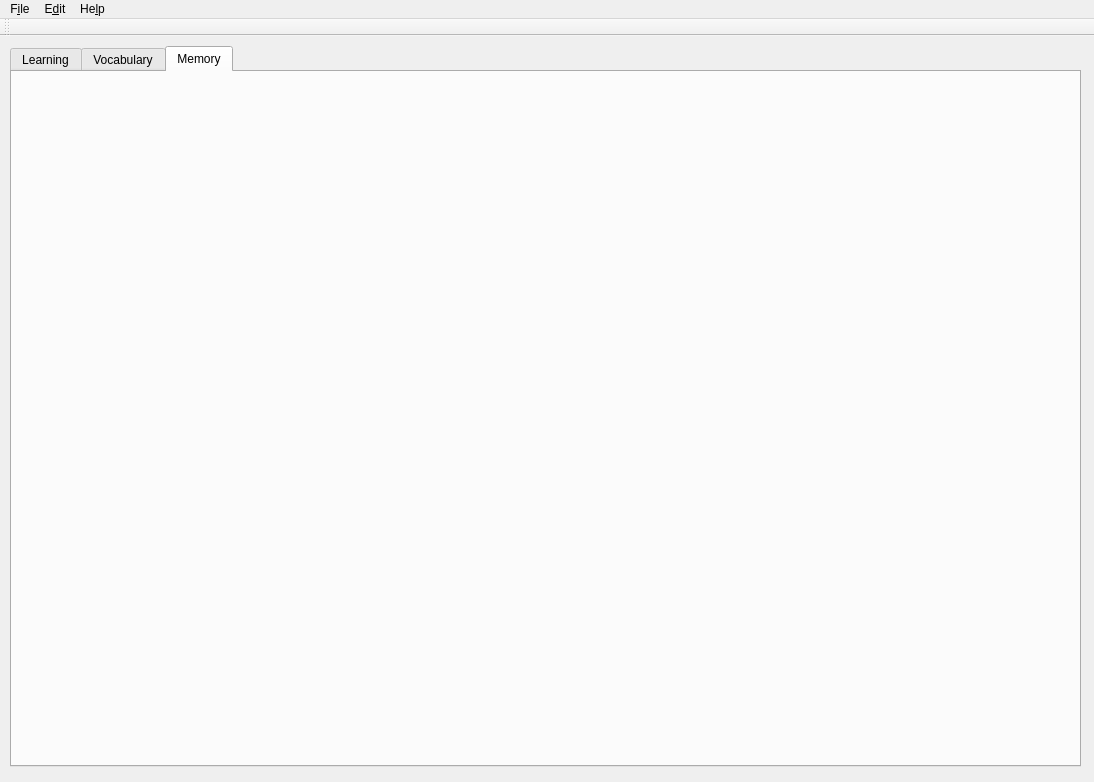
LarsThore/Vokabeltrainer, file ui_files/mainWindow.ui: the form before one commit.
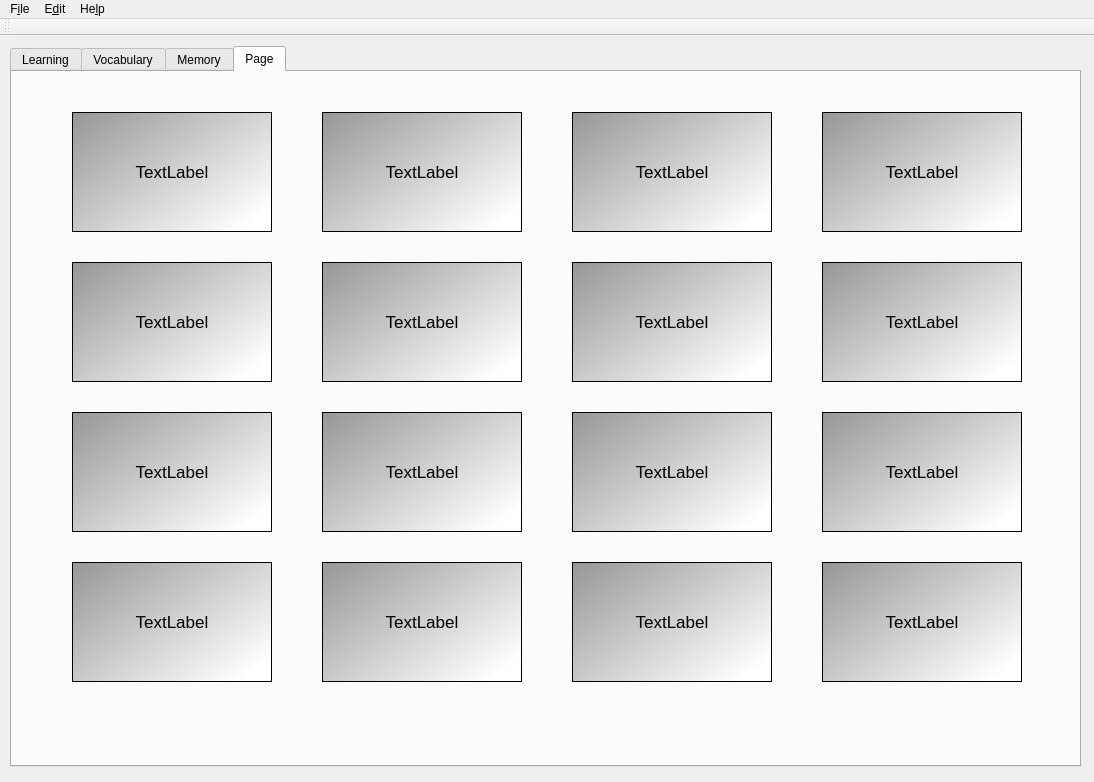
The form after the commit. The open tabs and pages were chosen to show the change.

Diff of the .ui file:
```diff
--- a/ui_files/mainWindow.ui
+++ b/ui_files/mainWindow.ui
@@ -485,6 +485,645 @@
      <attribute name="title">
       <string>Memory</string>
      </attribute>
+     <widget class="QWidget" name="memoWidget" native="true">
+      <property name="geometry">
+       <rect>
+        <x>10</x>
+        <y>10</y>
+        <width>1051</width>
+        <height>661</height>
+       </rect>
+      </property>
+     </widget>
+    </widget>
+    <widget class="QWidget" name="tab">
+     <attribute name="title">
+      <string>Page</string>
+     </attribute>
+     <widget class="QLabel" name="label">
+      <property name="geometry">
+       <rect>
+        <x>60</x>
+        <y>40</y>
+        <width>200</width>
+        <height>120</height>
+       </rect>
+      </property>
+      <property name="font">
+       <font>
+        <pointsize>13</pointsize>
+       </font>
+      </property>
+      <property name="cursor">
+       <cursorShape>OpenHandCursor</cursorShape>
+      </property>
+      <property name="acceptDrops">
+       <bool>true</bool>
+      </property>
+      <property name="autoFillBackground">
+       <bool>false</bool>
+      </property>
+      <property name="styleSheet">
+       <string notr="true">background-color: qlineargradient(spread:pad, x1:0, y1:0, x2:1, y2:0.8, stop:0 rgba(150, 150, 150, 255), stop:1 rgba(255, 255, 255, 255));</string>
+      </property>
+      <property name="frameShape">
+       <enum>QFrame::Box</enum>
+      </property>
+      <property name="text">
+       <string>TextLabel</string>
+      </property>
+      <property name="alignment">
+       <set>Qt::AlignCenter</set>
+      </property>
+      <property name="wordWrap">
+       <bool>true</bool>
+      </property>
+     </widget>
+     <widget class="QLabel" name="label_2">
+      <property name="geometry">
+       <rect>
+        <x>810</x>
+        <y>40</y>
+        <width>200</width>
+        <height>120</height>
+       </rect>
+      </property>
+      <property name="font">
+       <font>
+        <pointsize>13</pointsize>
+       </font>
+      </property>
+      <property name="cursor">
+       <cursorShape>OpenHandCursor</cursorShape>
+      </property>
+      <property name="acceptDrops">
+       <bool>true</bool>
+      </property>
+      <property name="autoFillBackground">
+       <bool>false</bool>
+      </property>
+      <property name="styleSheet">
+       <string notr="true">background-color: qlineargradient(spread:pad, x1:0, y1:0, x2:1, y2:0.8, stop:0 rgba(150, 150, 150, 255), stop:1 rgba(255, 255, 255, 255));</string>
+      </property>
+      <property name="frameShape">
+       <enum>QFrame::Box</enum>
+      </property>
+      <property name="text">
+       <string>TextLabel</string>
+      </property>
+      <property name="alignment">
+       <set>Qt::AlignCenter</set>
+      </property>
+      <property name="wordWrap">
+       <bool>true</bool>
+      </property>
+     </widget>
+     <widget class="QLabel" name="label_3">
+      <property name="geometry">
+       <rect>
+        <x>560</x>
+        <y>40</y>
+        <width>200</width>
+        <height>120</height>
+       </rect>
+      </property>
+      <property name="font">
+       <font>
+        <pointsize>13</pointsize>
+       </font>
+      </property>
+      <property name="cursor">
+       <cursorShape>OpenHandCursor</cursorShape>
+      </property>
+      <property name="acceptDrops">
+       <bool>true</bool>
+      </property>
+      <property name="autoFillBackground">
+       <bool>false</bool>
+      </property>
+      <property name="styleSheet">
+       <string notr="true">background-color: qlineargradient(spread:pad, x1:0, y1:0, x2:1, y2:0.8, stop:0 rgba(150, 150, 150, 255), stop:1 rgba(255, 255, 255, 255));</string>
+      </property>
+      <property name="frameShape">
+       <enum>QFrame::Box</enum>
+      </property>
+      <property name="text">
+       <string>TextLabel</string>
+      </property>
+      <property name="alignment">
+       <set>Qt::AlignCenter</set>
+      </property>
+      <property name="wordWrap">
+       <bool>true</bool>
+      </property>
+     </widget>
+     <widget class="QLabel" name="label_4">
+      <property name="geometry">
+       <rect>
+        <x>310</x>
+        <y>40</y>
+        <width>200</width>
+        <height>120</height>
+       </rect>
+      </property>
+      <property name="font">
+       <font>
+        <pointsize>13</pointsize>
+       </font>
+      </property>
+      <property name="cursor">
+       <cursorShape>OpenHandCursor</cursorShape>
+      </property>
+      <property name="acceptDrops">
+       <bool>true</bool>
+      </property>
+      <property name="autoFillBackground">
+       <bool>false</bool>
+      </property>
+      <property name="styleSheet">
+       <string notr="true">background-color: qlineargradient(spread:pad, x1:0, y1:0, x2:1, y2:0.8, stop:0 rgba(150, 150, 150, 255), stop:1 rgba(255, 255, 255, 255));</string>
+      </property>
+      <property name="frameShape">
+       <enum>QFrame::Box</enum>
+      </property>
+      <property name="text">
+       <string>TextLabel</string>
+      </property>
+      <property name="alignment">
+       <set>Qt::AlignCenter</set>
+      </property>
+      <property name="wordWrap">
+       <bool>true</bool>
+      </property>
+     </widget>
+     <widget class="QLabel" name="label_5">
+      <property name="geometry">
+       <rect>
+        <x>60</x>
+        <y>190</y>
+        <width>200</width>
+        <height>120</height>
+       </rect>
+      </property>
+      <property name="font">
+       <font>
+        <pointsize>13</pointsize>
+       </font>
+      </property>
+      <property name="cursor">
+       <cursorShape>OpenHandCursor</cursorShape>
+      </property>
+      <property name="acceptDrops">
+       <bool>true</bool>
+      </property>
+      <property name="autoFillBackground">
+       <bool>false</bool>
+      </property>
+      <property name="styleSheet">
+       <string notr="true">background-color: qlineargradient(spread:pad, x1:0, y1:0, x2:1, y2:0.8, stop:0 rgba(150, 150, 150, 255), stop:1 rgba(255, 255, 255, 255));</string>
+      </property>
+      <property name="frameShape">
+       <enum>QFrame::Box</enum>
+      </property>
+      <property name="text">
+       <string>TextLabel</string>
+      </property>
+      <property name="alignment">
+       <set>Qt::AlignCenter</set>
+      </property>
+      <property name="wordWrap">
+       <bool>true</bool>
+      </property>
+     </widget>
+     <widget class="QLabel" name="label_6">
+      <property name="geometry">
+       <rect>
+        <x>810</x>
+        <y>190</y>
+        <width>200</width>
+        <height>120</height>
+       </rect>
+      </property>
+      <property name="font">
+       <font>
+        <pointsize>13</pointsize>
+       </font>
+      </property>
+      <property name="cursor">
+       <cursorShape>OpenHandCursor</cursorShape>
+      </property>
+      <property name="acceptDrops">
+       <bool>true</bool>
+      </property>
+      <property name="autoFillBackground">
+       <bool>false</bool>
+      </property>
+      <property name="styleSheet">
+       <string notr="true">background-color: qlineargradient(spread:pad, x1:0, y1:0, x2:1, y2:0.8, stop:0 rgba(150, 150, 150, 255), stop:1 rgba(255, 255, 255, 255));</string>
+      </property>
+      <property name="frameShape">
+       <enum>QFrame::Box</enum>
+      </property>
+      <property name="text">
+       <string>TextLabel</string>
+      </property>
+      <property name="alignment">
+       <set>Qt::AlignCenter</set>
+      </property>
+      <property name="wordWrap">
+       <bool>true</bool>
+      </property>
+     </widget>
+     <widget class="QLabel" name="label_7">
+      <property name="geometry">
+       <rect>
+        <x>560</x>
+        <y>190</y>
+        <width>200</width>
+        <height>120</height>
+       </rect>
+      </property>
+      <property name="font">
+       <font>
+        <pointsize>13</pointsize>
+       </font>
+      </property>
+      <property name="cursor">
+       <cursorShape>OpenHandCursor</cursorShape>
+      </property>
+      <property name="acceptDrops">
+       <bool>true</bool>
+      </property>
+      <property name="autoFillBackground">
+       <bool>false</bool>
+      </property>
+      <property name="styleSheet">
+       <string notr="true">background-color: qlineargradient(spread:pad, x1:0, y1:0, x2:1, y2:0.8, stop:0 rgba(150, 150, 150, 255), stop:1 rgba(255, 255, 255, 255));</string>
+      </property>
+      <property name="frameShape">
+       <enum>QFrame::Box</enum>
+      </property>
+      <property name="text">
+       <string>TextLabel</string>
+      </property>
+      <property name="alignment">
+       <set>Qt::AlignCenter</set>
+      </property>
+      <property name="wordWrap">
+       <bool>true</bool>
+      </property>
+     </widget>
+     <widget class="QLabel" name="label_8">
+      <property name="geometry">
+       <rect>
+        <x>310</x>
+        <y>190</y>
+        <width>200</width>
+        <height>120</height>
+       </rect>
+      </property>
+      <property name="font">
+       <font>
+        <pointsize>13</pointsize>
+       </font>
+      </property>
+      <property name="cursor">
+       <cursorShape>OpenHandCursor</cursorShape>
+      </property>
+      <property name="acceptDrops">
+       <bool>true</bool>
+      </property>
+      <property name="autoFillBackground">
+       <bool>false</bool>
+      </property>
+      <property name="styleSheet">
+       <string notr="true">background-color: qlineargradient(spread:pad, x1:0, y1:0, x2:1, y2:0.8, stop:0 rgba(150, 150, 150, 255), stop:1 rgba(255, 255, 255, 255));</string>
+      </property>
+      <property name="frameShape">
+       <enum>QFrame::Box</enum>
+      </property>
+      <property name="text">
+       <string>TextLabel</string>
+      </property>
+      <property name="alignment">
+       <set>Qt::AlignCenter</set>
+      </property>
+      <property name="wordWrap">
+       <bool>true</bool>
+      </property>
+     </widget>
+     <widget class="QLabel" name="label_9">
+      <property name="geometry">
+       <rect>
+        <x>60</x>
+        <y>340</y>
+        <width>200</width>
+        <height>120</height>
+       </rect>
+      </property>
+      <property name="font">
+       <font>
+        <pointsize>13</pointsize>
+       </font>
+      </property>
+      <property name="cursor">
+       <cursorShape>OpenHandCursor</cursorShape>
+      </property>
+      <property name="acceptDrops">
+       <bool>true</bool>
+      </property>
+      <property name="autoFillBackground">
+       <bool>false</bool>
+      </property>
+      <property name="styleSheet">
+       <string notr="true">background-color: qlineargradient(spread:pad, x1:0, y1:0, x2:1, y2:0.8, stop:0 rgba(150, 150, 150, 255), stop:1 rgba(255, 255, 255, 255));</string>
+      </property>
+      <property name="frameShape">
+       <enum>QFrame::Box</enum>
+      </property>
+      <property name="text">
+       <string>TextLabel</string>
+      </property>
+      <property name="alignment">
+       <set>Qt::AlignCenter</set>
+      </property>
+      <property name="wordWrap">
+       <bool>true</bool>
+      </property>
+     </widget>
+     <widget class="QLabel" name="label_10">
+      <property name="geometry">
+       <rect>
+        <x>310</x>
+        <y>340</y>
+        <width>200</width>
+        <height>120</height>
+       </rect>
+      </property>
+      <property name="font">
+       <font>
+        <pointsize>13</pointsize>
+       </font>
+      </property>
+      <property name="cursor">
+       <cursorShape>OpenHandCursor</cursorShape>
+      </property>
+      <property name="acceptDrops">
+       <bool>true</bool>
+      </property>
+      <property name="autoFillBackground">
+       <bool>false</bool>
+      </property>
+      <property name="styleSheet">
+       <string notr="true">background-color: qlineargradient(spread:pad, x1:0, y1:0, x2:1, y2:0.8, stop:0 rgba(150, 150, 150, 255), stop:1 rgba(255, 255, 255, 255));</string>
+      </property>
+      <property name="frameShape">
+       <enum>QFrame::Box</enum>
+      </property>
+      <property name="text">
+       <string>TextLabel</string>
+      </property>
+      <property name="alignment">
+       <set>Qt::AlignCenter</set>
+      </property>
+      <property name="wordWrap">
+       <bool>true</bool>
+      </property>
+     </widget>
+     <widget class="QLabel" name="label_11">
+      <property name="geometry">
+       <rect>
+        <x>560</x>
+        <y>340</y>
+        <width>200</width>
+        <height>120</height>
+       </rect>
+      </property>
+      <property name="font">
+       <font>
+        <pointsize>13</pointsize>
+       </font>
+      </property>
+      <property name="cursor">
+       <cursorShape>OpenHandCursor</cursorShape>
+      </property>
+      <property name="acceptDrops">
+       <bool>true</bool>
+      </property>
+      <property name="autoFillBackground">
+       <bool>false</bool>
+      </property>
+      <property name="styleSheet">
+       <string notr="true">background-color: qlineargradient(spread:pad, x1:0, y1:0, x2:1, y2:0.8, stop:0 rgba(150, 150, 150, 255), stop:1 rgba(255, 255, 255, 255));</string>
+      </property>
+      <property name="frameShape">
+       <enum>QFrame::Box</enum>
+      </property>
+      <property name="text">
+       <string>TextLabel</string>
+      </property>
+      <property name="alignment">
+       <set>Qt::AlignCenter</set>
+      </property>
+      <property name="wordWrap">
+       <bool>true</bool>
+      </property>
+     </widget>
+     <widget class="QLabel" name="label_12">
+      <property name="geometry">
+       <rect>
+        <x>810</x>
+        <y>340</y>
+        <width>200</width>
+        <height>120</height>
+       </rect>
+      </property>
+      <property name="font">
+       <font>
+        <pointsize>13</pointsize>
+       </font>
+      </property>
+      <property name="cursor">
+       <cursorShape>OpenHandCursor</cursorShape>
+      </property>
+      <property name="acceptDrops">
+       <bool>true</bool>
+      </property>
+      <property name="autoFillBackground">
+       <bool>false</bool>
+      </property>
+      <property name="styleSheet">
+       <string notr="true">background-color: qlineargradient(spread:pad, x1:0, y1:0, x2:1, y2:0.8, stop:0 rgba(150, 150, 150, 255), stop:1 rgba(255, 255, 255, 255));</string>
+      </property>
+      <property name="frameShape">
+       <enum>QFrame::Box</enum>
+      </property>
+      <property name="text">
+       <string>TextLabel</string>
+      </property>
+      <property name="alignment">
+       <set>Qt::AlignCenter</set>
+      </property>
+      <property name="wordWrap">
+       <bool>true</bool>
+      </property>
+     </widget>
+     <widget class="QLabel" name="label_13">
+      <property name="geometry">
+       <rect>
+        <x>60</x>
+        <y>490</y>
+        <width>200</width>
+        <height>120</height>
+       </rect>
+      </property>
+      <property name="font">
+       <font>
+        <pointsize>13</pointsize>
+       </font>
+      </property>
+      <property name="cursor">
+       <cursorShape>OpenHandCursor</cursorShape>
+      </property>
+      <property name="acceptDrops">
+       <bool>true</bool>
+      </property>
+      <property name="autoFillBackground">
+       <bool>false</bool>
+      </property>
+      <property name="styleSheet">
+       <string notr="true">background-color: qlineargradient(spread:pad, x1:0, y1:0, x2:1, y2:0.8, stop:0 rgba(150, 150, 150, 255), stop:1 rgba(255, 255, 255, 255));</string>
+      </property>
+      <property name="frameShape">
+       <enum>QFrame::Box</enum>
+      </property>
+      <property name="text">
+       <string>TextLabel</string>
+      </property>
+      <property name="alignment">
+       <set>Qt::AlignCenter</set>
+      </property>
+      <property name="wordWrap">
+       <bool>true</bool>
+      </property>
+     </widget>
+     <widget class="QLabel" name="label_14">
+      <property name="geometry">
+       <rect>
+        <x>810</x>
+        <y>490</y>
+        <width>200</width>
+        <height>120</height>
+       </rect>
+      </property>
+      <property name="font">
+       <font>
+        <pointsize>13</pointsize>
+       </font>
+      </property>
+      <property name="cursor">
+       <cursorShape>OpenHandCursor</cursorShape>
+      </property>
+      <property name="acceptDrops">
+       <bool>true</bool>
+      </property>
+      <property name="autoFillBackground">
+       <bool>false</bool>
+      </property>
+      <property name="styleSheet">
+       <string notr="true">background-color: qlineargradient(spread:pad, x1:0, y1:0, x2:1, y2:0.8, stop:0 rgba(150, 150, 150, 255), stop:1 rgba(255, 255, 255, 255));</string>
+      </property>
+      <property name="frameShape">
+       <enum>QFrame::Box</enum>
+      </property>
+      <property name="text">
+       <string>TextLabel</string>
+      </property>
+      <property name="alignment">
+       <set>Qt::AlignCenter</set>
+      </property>
+      <property name="wordWrap">
+       <bool>true</bool>
+      </property>
+     </widget>
+     <widget class="QLabel" name="label_15">
+      <property name="geometry">
+       <rect>
+        <x>560</x>
+        <y>490</y>
+        <width>200</width>
+        <height>120</height>
+       </rect>
+      </property>
+      <property name="font">
+       <font>
+        <pointsize>13</pointsize>
+       </font>
+      </property>
+      <property name="cursor">
+       <cursorShape>OpenHandCursor</cursorShape>
+      </property>
+      <property name="acceptDrops">
+       <bool>true</bool>
+      </property>
+      <property name="autoFillBackground">
+       <bool>false</bool>
+      </property>
+      <property name="styleSheet">
+       <string notr="true">background-color: qlineargradient(spread:pad, x1:0, y1:0, x2:1, y2:0.8, stop:0 rgba(150, 150, 150, 255), stop:1 rgba(255, 255, 255, 255));</string>
+      </property>
+      <property name="frameShape">
+       <enum>QFrame::Box</enum>
+      </property>
+      <property name="text">
+       <string>TextLabel</string>
+      </property>
+      <property name="alignment">
+       <set>Qt::AlignCenter</set>
+      </property>
+      <property name="wordWrap">
+       <bool>true</bool>
+      </property>
+     </widget>
+     <widget class="QLabel" name="label_16">
+      <property name="geometry">
+       <rect>
+        <x>310</x>
+        <y>490</y>
+        <width>200</width>
+        <height>120</height>
+       </rect>
+      </property>
+      <property name="font">
+       <font>
+        <pointsize>13</pointsize>
+       </font>
+      </property>
+      <property name="cursor">
+       <cursorShape>OpenHandCursor</cursorShape>
+      </property>
+      <property name="acceptDrops">
+       <bool>true</bool>
+      </property>
+      <property name="autoFillBackground">
+       <bool>false</bool>
+      </property>
+      <property name="styleSheet">
+       <string notr="true">background-color: qlineargradient(spread:pad, x1:0, y1:0, x2:1, y2:0.8, stop:0 rgba(150, 150, 150, 255), stop:1 rgba(255, 255, 255, 255));</string>
+      </property>
+      <property name="frameShape">
+       <enum>QFrame::Box</enum>
+      </property>
+      <property name="text">
+       <string>TextLabel</string>
+      </property>
+      <property name="alignment">
+       <set>Qt::AlignCenter</set>
+      </property>
+      <property name="wordWrap">
+       <bool>true</bool>
+      </property>
+     </widget>
     </widget>
    </widget>
   </widget>
```
Left out of the diff: 576 changed lines with no effect on the pictures.
